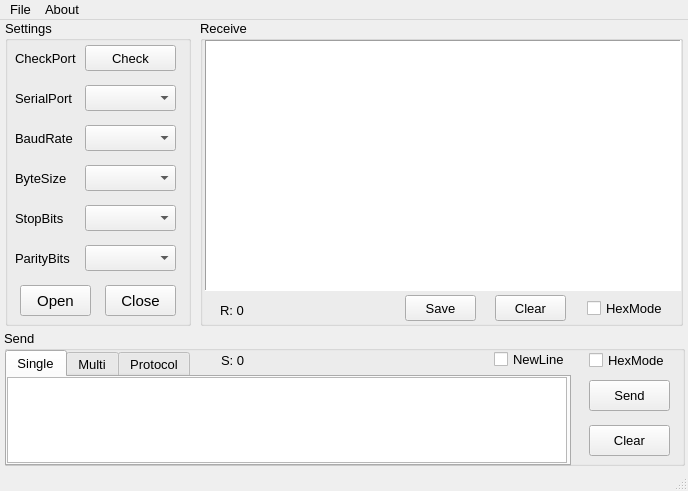
This is ui/ui_mainwindow.ui in kainan-tek/PyCom as Qt 5 draws it before an edit. The edited form follows.
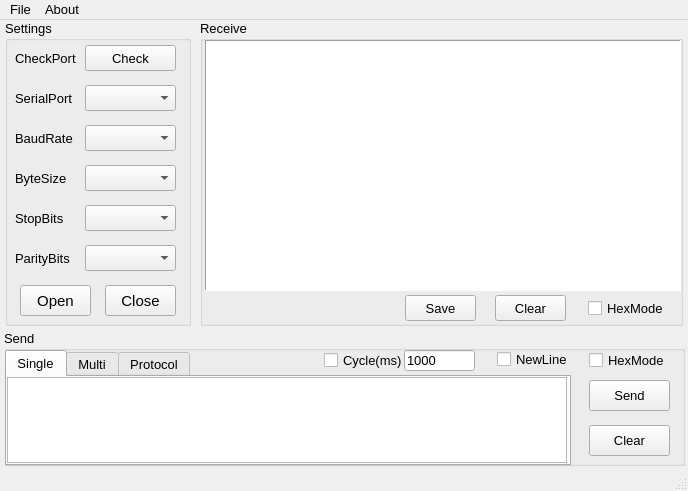
This is the edited form.

The edit to the form file:
```diff
--- a/ui/ui_mainwindow.ui
+++ b/ui/ui_mainwindow.ui
@@ -10,6 +10,24 @@
     <height>491</height>
    </rect>
   </property>
+  <property name="sizePolicy">
+   <sizepolicy hsizetype="Preferred" vsizetype="Preferred">
+    <horstretch>0</horstretch>
+    <verstretch>0</verstretch>
+   </sizepolicy>
+  </property>
+  <property name="minimumSize">
+   <size>
+    <width>688</width>
+    <height>491</height>
+   </size>
+  </property>
+  <property name="maximumSize">
+   <size>
+    <width>688</width>
+    <height>491</height>
+   </size>
+  </property>
   <property name="font">
    <font>
     <pointsize>10</pointsize>
@@ -338,7 +356,7 @@
     <widget class="QCheckBox" name="checkBox_Newline">
      <property name="geometry">
       <rect>
-       <x>490</x>
+       <x>493</x>
        <y>19</y>
        <width>79</width>
        <height>21</height>
@@ -361,17 +379,30 @@
       <string>HexMode</string>
      </property>
     </widget>
-    <widget class="QLabel" name="label_Sendsize">
+    <widget class="QLineEdit" name="lineEdit_Cycle">
      <property name="geometry">
       <rect>
-       <x>217</x>
+       <x>400</x>
        <y>20</y>
-       <width>91</width>
+       <width>71</width>
        <height>21</height>
       </rect>
      </property>
      <property name="text">
-      <string>S: 0</string>
+      <string>1000</string>
+     </property>
+    </widget>
+    <widget class="QCheckBox" name="checkBox_Cycle">
+     <property name="geometry">
+      <rect>
+       <x>320</x>
+       <y>20</y>
+       <width>81</width>
+       <height>21</height>
+      </rect>
+     </property>
+     <property name="text">
+      <string>Cycle(ms)</string>
      </property>
     </widget>
    </widget>
@@ -415,7 +446,7 @@
     <widget class="QCheckBox" name="checkBox_RHexmode">
      <property name="geometry">
       <rect>
-       <x>387</x>
+       <x>388</x>
        <y>275</y>
        <width>79</width>
        <height>26</height>
@@ -438,19 +469,6 @@
       <string>Clear</string>
      </property>
     </widget>
-    <widget class="QLabel" name="label_Recsize">
-     <property name="geometry">
-      <rect>
-       <x>20</x>
-       <y>280</y>
-       <width>91</width>
-       <height>21</height>
-      </rect>
-     </property>
-     <property name="text">
-      <string>R: 0</string>
-     </property>
-    </widget>
     <widget class="QPushButton" name="pushButton_RSave">
      <property name="geometry">
       <rect>
```
Left out of the diff: 7 changed lines with no effect on the pictures.
